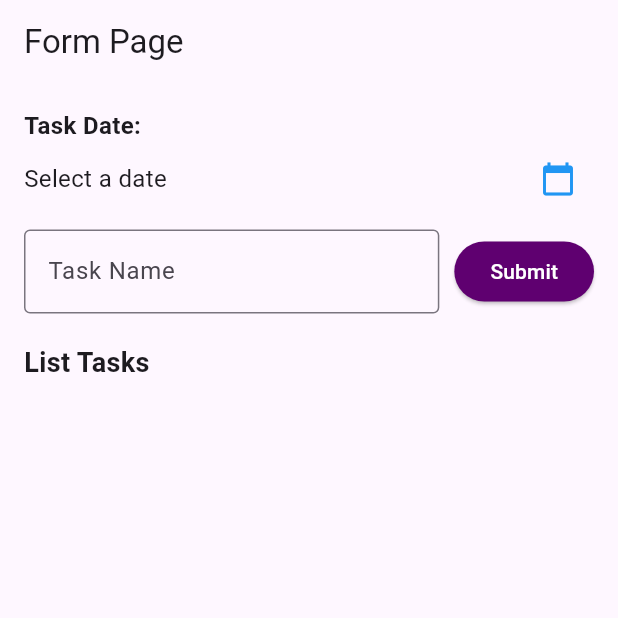
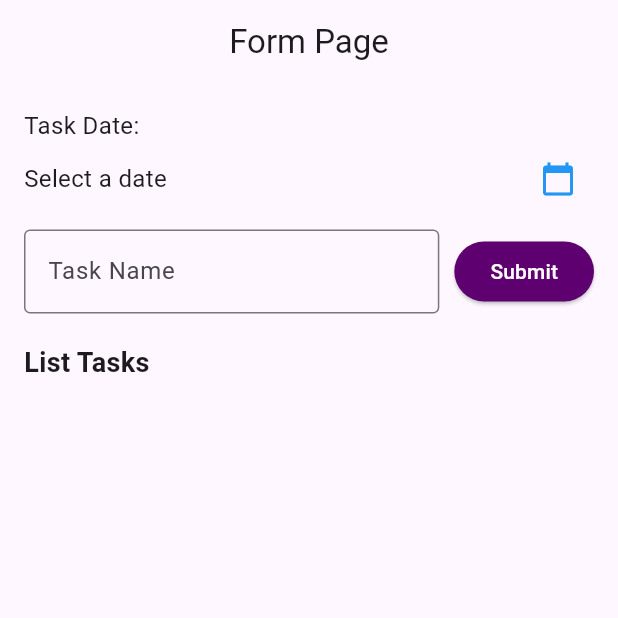
Before and after one commit to Abdurrafi07/TodoApp_0103, a Flutter app: the screen it shows after launch, on a phone screen of 412 x 824 dp, the top half of it. Run offline on Flutter 3.47's test engine with Material 3 defaults, Android fonts, the phone set to English and light mode, and no system bars.

Commit message:
Menghapus TextStyle bold dari "Task Date:" dan mengubah posisi appbar "Form Page" ke center

```diff
--- a/lib/task_page.dart
+++ b/lib/task_page.dart
@@ -102,16 +102,13 @@ class _TaskPageState extends State<TaskPage> {
   @override
   Widget build(BuildContext context) {
     return Scaffold(
-      appBar: AppBar(title: const Text("Form Page")),
+      appBar: AppBar(title: const Text("Form Page"), centerTitle: true),
       body: Padding(
         padding: const EdgeInsets.all(16.0),
         child: Column(
           crossAxisAlignment: CrossAxisAlignment.start,
           children: [
-            const Text(
-              "Task Date:",
-              style: TextStyle(fontSize: 16, fontWeight: FontWeight.bold),
-            ),
+            const Text("Task Date:", style: TextStyle(fontSize: 16)),
             Row(
               children: [
                 Expanded(
```
